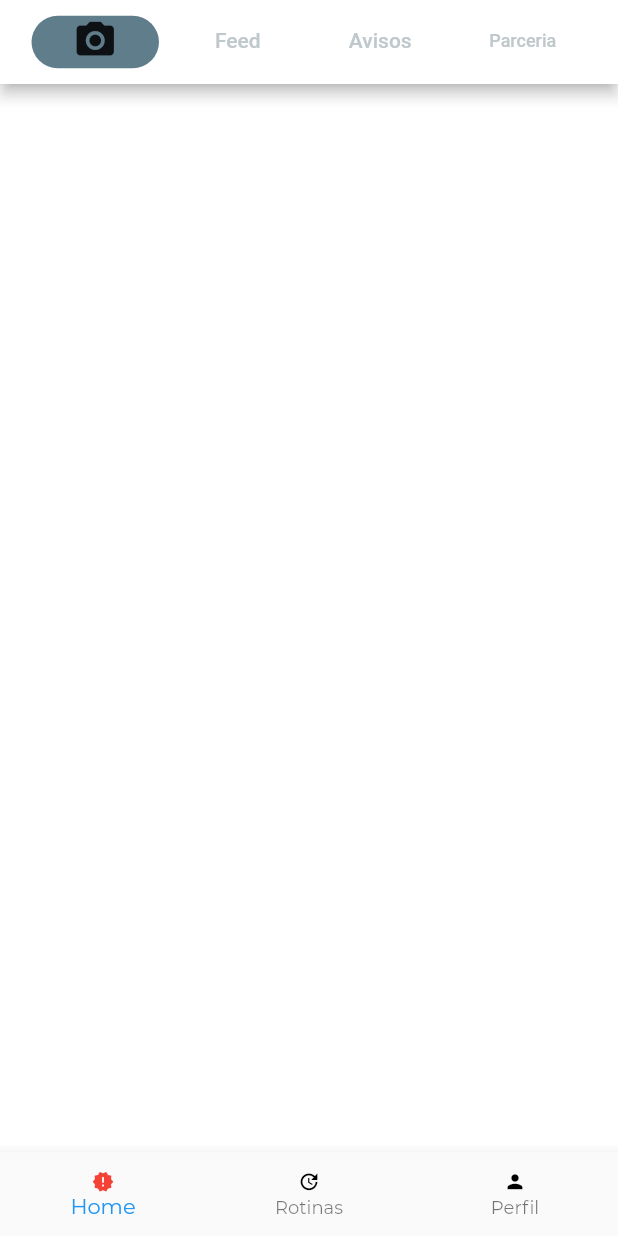
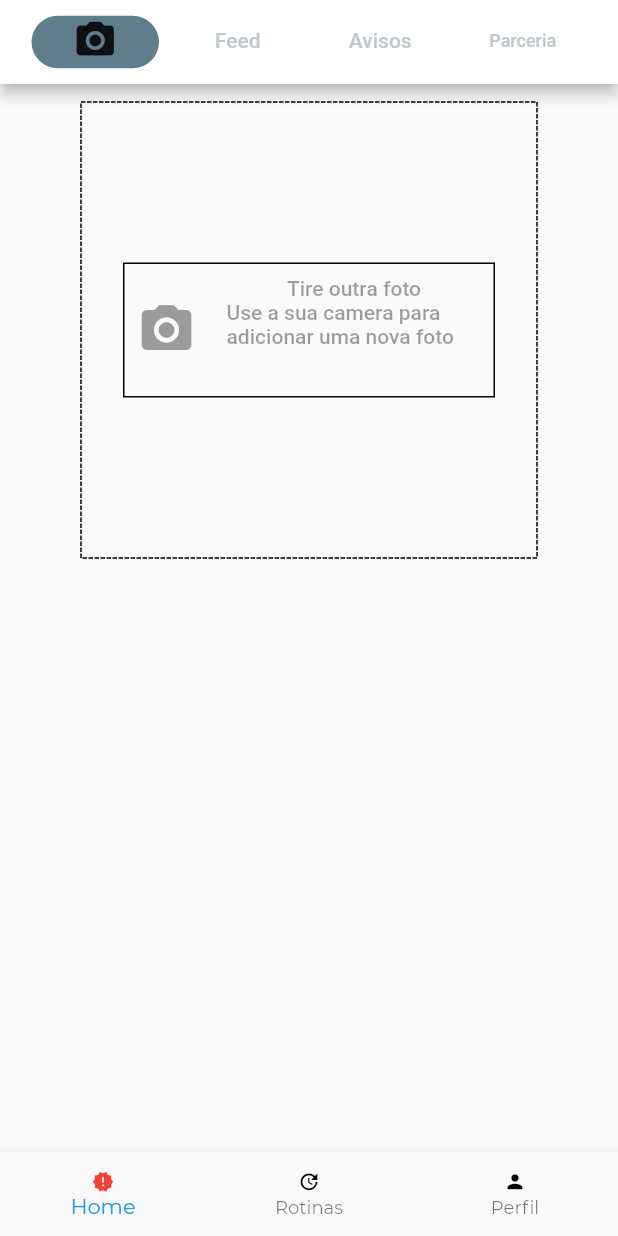
Before and after one commit to peryvieira/test-catchup, a Flutter app: the screen it shows after launch, on a phone screen of 412 x 824 dp. Run offline on Flutter 3.47's test engine with Material 2 defaults, Android fonts, the phone set to English and light mode, and no system bars; drawn by our look-alikes of dotted_border; our stand-ins replace bubble_tab_indicator.

Commit message:
criacao da pagina p/ upload de foto

```diff
--- a/implementacao/catchup_app/lib/homePage.dart
+++ b/implementacao/catchup_app/lib/homePage.dart
@@ -1,6 +1,7 @@
 import 'package:catchup_app/avisos/page_avisos.dart';
 import 'package:catchup_app/bottomNavigation.dart';
 import 'package:catchup_app/parceria/page_parceria.dart';
+import 'package:catchup_app/upload/page_upload.dart';
 import 'package:flutter/material.dart';
 import 'package:bubble_tab_indicator/bubble_tab_indicator.dart';
 
@@ -19,9 +20,7 @@ class _HomePageState extends State<HomePage> {
         child: new Scaffold(
           body: TabBarView(
             children: [
-              new Container(
-                color: Colors.white,
-              ),
+              new PageUpload(),
               new PageFeed(),
               new PageAvisos(),
               new PageParceria()
--- /dev/null
+++ b/implementacao/catchup_app/lib/upload/page_upload.dart
@@ -0,0 +1,53 @@
+import 'package:flutter/material.dart';
+import 'package:dotted_border/dotted_border.dart';
+
+class PageUpload extends StatelessWidget {
+  @override
+  Widget build(BuildContext context) {
+    return Column(children: <Widget>[
+      Padding(
+        padding: const EdgeInsets.all(12.0),
+        child: DottedBorder(
+            color: Colors.black,
+            strokeWidth: 1,
+            child: Container(
+              height: 300,
+              width: 300,
+              child: FlatButton(
+                  child: Padding(
+                padding: const EdgeInsets.all(10.0),
+                child: Container(
+                  width: 250,
+                  height: 90,
+                  decoration: BoxDecoration(
+                      border: Border.all(color: Colors.black, width: 1.0)),
+                  child: Padding(
+                    padding: const EdgeInsets.all(8.0),
+                    child: Row(
+                      mainAxisAlignment: MainAxisAlignment.start,
+                      crossAxisAlignment: CrossAxisAlignment.center,
+                      children: <Widget>[
+                        Icon(
+                          Icons.camera_alt,
+                          size: 40,
+                        ),
+                        SizedBox(width: 20),
+                        Flexible(
+                          child: Column(
+                            children: <Widget>[
+                              Text("Tire outra foto"),
+                              Text(
+                                  "Use a sua camera para adicionar uma nova foto")
+                            ],
+                          ),
+                        )
+                      ],
+                    ),
+                  ),
+                ),
+              )),
+            )),
+      )
+    ]);
+  }
+}
--- a/implementacao/catchup_app/pubspec.yaml
+++ b/implementacao/catchup_app/pubspec.yaml
@@ -20,6 +20,7 @@ dependencies:
   flutter:
     sdk: flutter
   bubble_tab_indicator: "^0.1.4"
+  dotted_border: ^1.0.4
 
   # The following adds the Cupertino Icons font to your application.
   # Use with the CupertinoIcons class for iOS style icons.
```
Also changed, not shown: implementacao/catchup_app/pubspec.lock.
